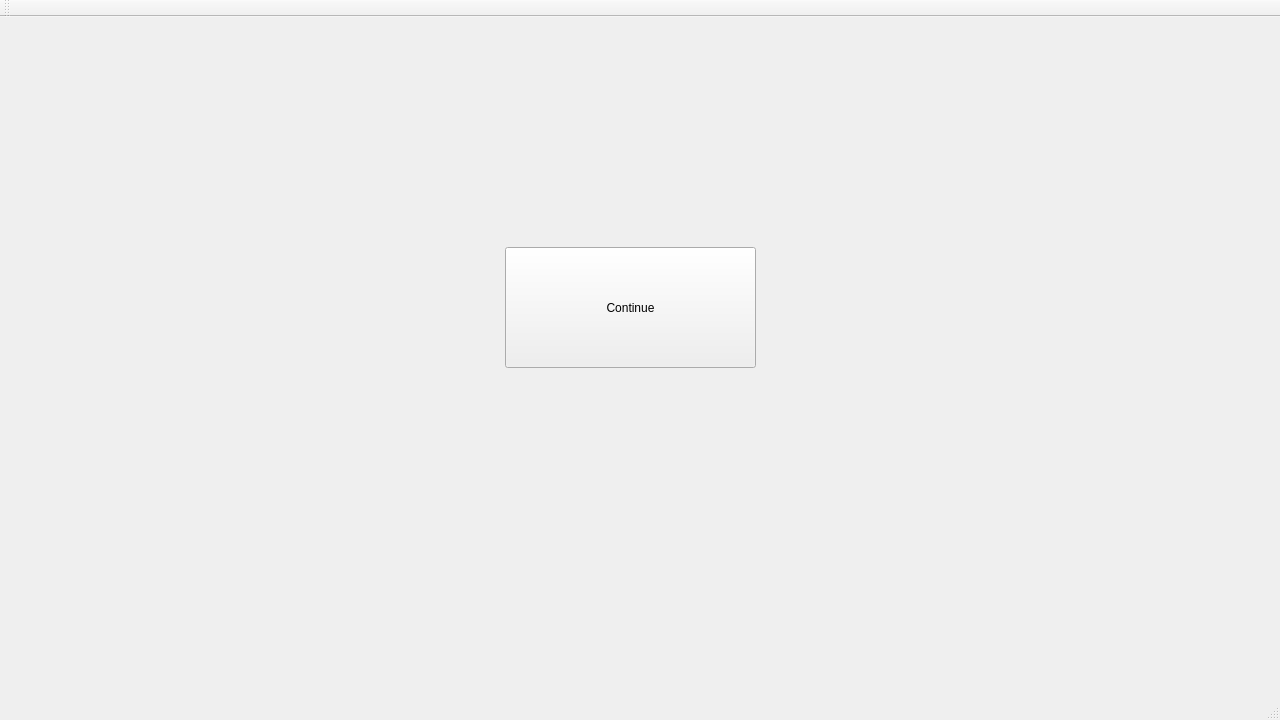
Before: the Qt Designer form scannerGUI/mainwindow.ui in JDStone15/CapstoneDesign, drawn with Qt 5.
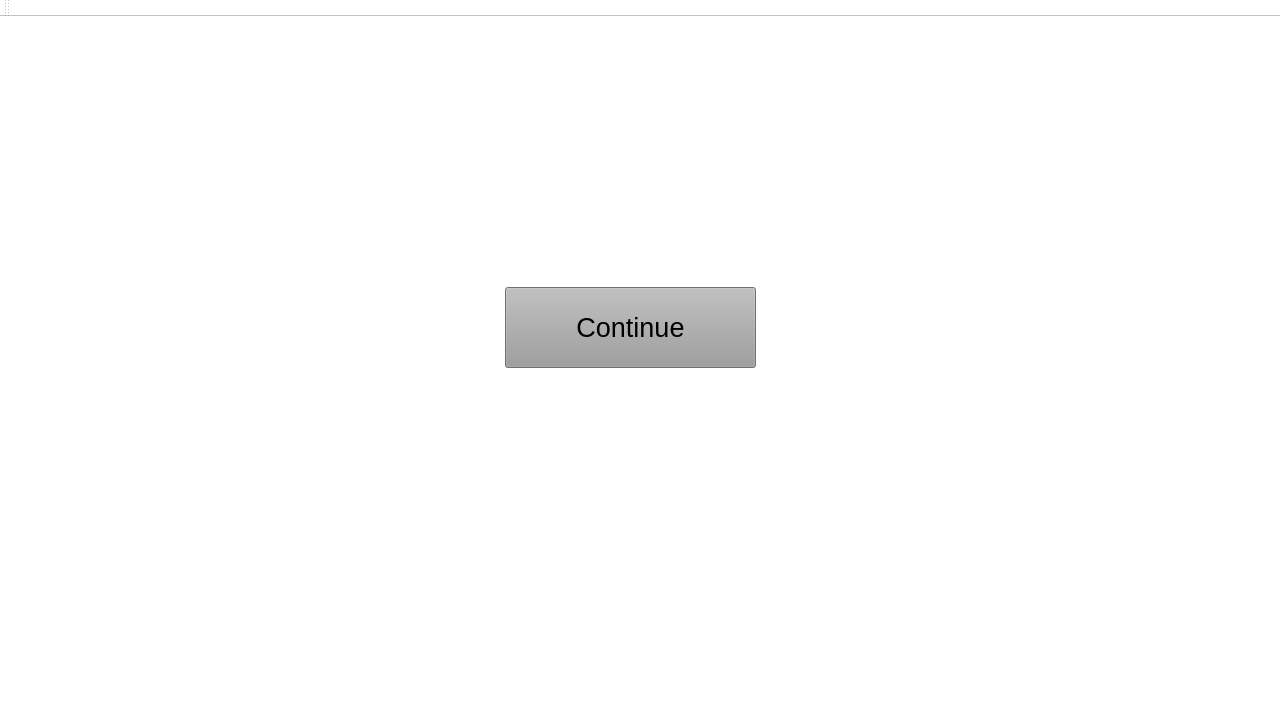
After: the same form once the commit is applied.

Diff of the .ui file:
```diff
--- a/scannerGUI/mainwindow.ui
+++ b/scannerGUI/mainwindow.ui
@@ -19,16 +19,28 @@
   <property name="windowTitle">
    <string>3D Scanner</string>
   </property>
+  <property name="styleSheet">
+   <string notr="true">background-color: rgb(255, 255, 255)
+</string>
+  </property>
   <widget class="QWidget" name="centralWidget">
    <widget class="QPushButton" name="pushButton">
     <property name="geometry">
      <rect>
       <x>505</x>
-      <y>230</y>
+      <y>270</y>
       <width>251</width>
-      <height>121</height>
+      <height>81</height>
      </rect>
     </property>
+    <property name="font">
+     <font>
+      <pointsize>20</pointsize>
+     </font>
+    </property>
+    <property name="styleSheet">
+     <string notr="true">background-color: rgb(157, 157, 157)</string>
+    </property>
     <property name="text">
      <string>Continue</string>
     </property>
```
